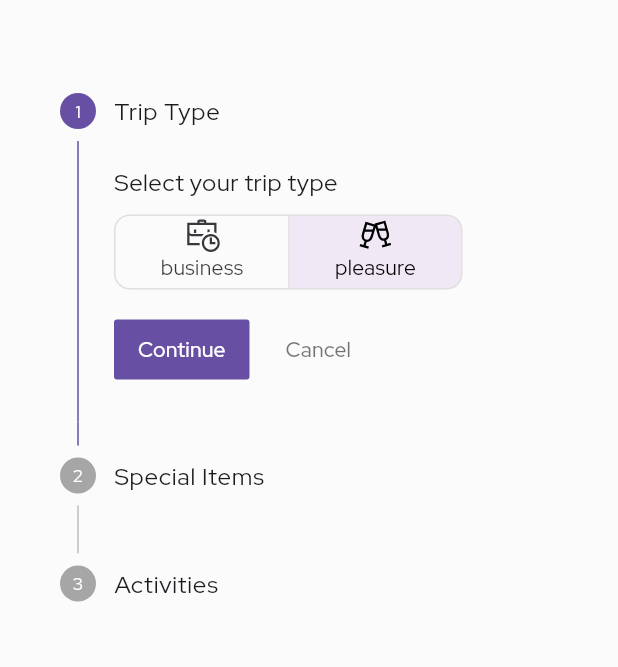
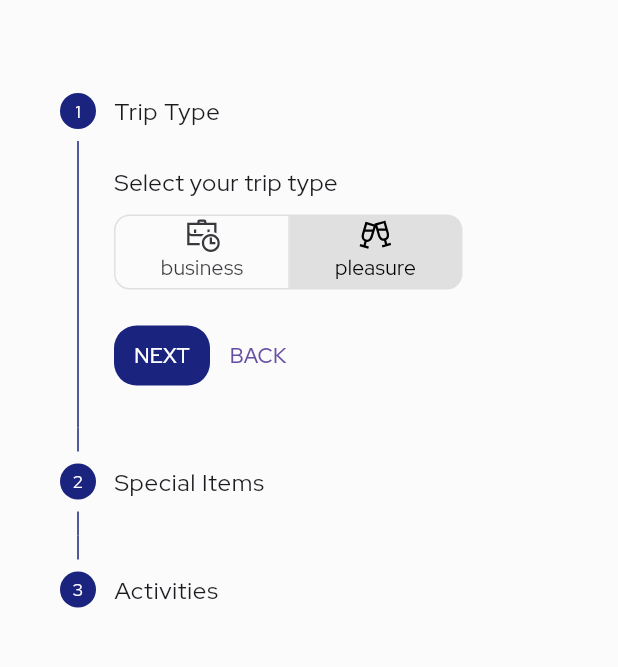
Before and after one commit to yardensepton/easypack-frontend, a Flutter app: the CreatePackingListPage screen opened directly with empty values, on a phone screen of 412 x 824 dp, the part 63-730 px from its top. Run offline on Flutter 3.47's test engine with Material 3 defaults, Android fonts, the phone set to English and light mode, and no system bars; our stand-ins replace animated_text_kit, cached_network_image, flutter_login, flutter_secure_storage, flutter_slidable, flutter_svg and 11 more; missing offline and left inert: workmanager; accounts and stored records are empty; network calls fail; project files that could hold a hidden picture were left out.

Commit message:
fixed some design issues

```diff
--- a/lib/constants/constants_classes.dart
+++ b/lib/constants/constants_classes.dart
@@ -22,5 +22,5 @@ class Boxes {
 
 class Urls {
   // static const String backendUrl = 'http://localhost:8000';
-  static const String backendUrl = 'http://192.168.1.197:8000';
+  static const String backendUrl = 'http://192.168.32.43:8000';
 }
--- a/lib/pages/create_packing_list_page.dart
+++ b/lib/pages/create_packing_list_page.dart
@@ -18,7 +18,6 @@ class _CreatePackingListPageState extends State<CreatePackingListPage> {
       extendBodyBehindAppBar: true,
       backgroundColor: const Color(0xFdfbfbfb),
       appBar: AppBar(
-        // automaticallyImplyLeading: false,
         elevation: 0,
         backgroundColor: Colors.transparent,
         title: const Text('New Packing List'),
--- a/lib/widgets/auto_complete_field.dart
+++ b/lib/widgets/auto_complete_field.dart
@@ -24,7 +24,7 @@ class AutoCompleteField extends StatelessWidget {
                 decoration: InputDecoration(
                   labelText: 'City',
                   filled: true,
-                  fillColor: const Color.fromARGB(255, 240, 232, 245),
+                  fillColor: Colors.grey[200]!,
                   border: OutlineInputBorder(
                     borderRadius: BorderRadius.circular(20),
                     borderSide: BorderSide.none,
--- a/lib/widgets/cities_bottom_sheet.dart
+++ b/lib/widgets/cities_bottom_sheet.dart
@@ -69,7 +69,7 @@ class _CitiesBottomSheetState extends State<CitiesBottomSheet> {
         width: 350,
         padding: const EdgeInsets.symmetric(vertical: 8.0, horizontal: 16.0),
         decoration: BoxDecoration(
-          color: const Color.fromARGB(255, 240, 232, 245),
+          color:Colors.grey[200]!,
           borderRadius: BorderRadius.circular(20),
         ),
         child: Row(
@@ -88,7 +88,6 @@ class _CitiesBottomSheetState extends State<CitiesBottomSheet> {
                       fontWeight: FontWeight.normal,
                       fontSize: 16,
                       color: Colors.black,
-                      // Color.fromARGB(255, 100, 99, 99)
                     ),
                   );
                 },
--- a/lib/widgets/date_field.dart
+++ b/lib/widgets/date_field.dart
@@ -25,7 +25,7 @@ class DateField extends StatelessWidget {
         prefixIcon: icon,
         labelText: labelText,
         filled: true,
-        fillColor: const Color.fromARGB(255, 240, 232, 245),
+        fillColor:  Colors.grey[200]!,
         border: OutlineInputBorder(
           borderRadius: BorderRadius.circular(20),
           borderSide: BorderSide.none,
--- a/lib/widgets/gender_toggle_button.dart
+++ b/lib/widgets/gender_toggle_button.dart
@@ -37,7 +37,7 @@ class _GenderToggleButtonState extends State<GenderToggleButton> {
             style: TextStyle(fontSize: 16.0, fontWeight: FontWeight.normal),
           ),
           ToggleButtons(
-            fillColor: const Color.fromARGB(255, 240, 232, 245),
+            fillColor: Colors.grey[200]!,
             selectedColor: Colors.black,
             borderRadius: BorderRadius.circular(10),
             isSelected: [_selectedGender == Gender.male, _selectedGender == Gender.female],
--- a/lib/widgets/group_seperator_category.dart
+++ b/lib/widgets/group_seperator_category.dart
@@ -1,7 +1,6 @@
 import 'package:easypack/utils/string_extentsion.dart';
 import 'package:easypack/widgets/custom_svg.dart';
 import 'package:flutter/material.dart';
-import 'package:flutter_svg/svg.dart';
 
 class GroupSeperatorCategory extends StatelessWidget {
   final String category;
--- a/lib/widgets/loading_button.dart
+++ b/lib/widgets/loading_button.dart
@@ -18,6 +18,7 @@ class LoadingButton<T extends ChangeNotifier> extends StatelessWidget {
         final isLoading = (provider as dynamic).isLoading;
         return ElevatedButton(
           style: ElevatedButton.styleFrom(
+            backgroundColor: Colors.indigo[900],
             fixedSize: const Size(200.0, 50.0),
             shape: RoundedRectangleBorder(
               borderRadius: BorderRadius.circular(50),
@@ -25,8 +26,8 @@ class LoadingButton<T extends ChangeNotifier> extends StatelessWidget {
           ),
           onPressed: isLoading ? null : onPressed,
           child: isLoading
-              ? const CircularProgressIndicator(color: Colors.purple)
-              : Text(buttonText),
+              ?  CircularProgressIndicator(color: Colors.indigo[900])
+              : Text(buttonText,style: TextStyle(color: Colors.white),),
         );
       },
     );
--- a/lib/widgets/packing_list_stepper.dart
+++ b/lib/widgets/packing_list_stepper.dart
@@ -39,6 +39,35 @@ class _PackingListStepperState extends State<PackingListStepper> {
         return Stack(
           children: [
             Stepper(
+              controlsBuilder: (context, details) {
+                return Row(
+                  children: <Widget>[
+                    TextButton(
+                      style: ButtonStyle(
+                        shape: WidgetStatePropertyAll(
+                          RoundedRectangleBorder(
+                            borderRadius: BorderRadius.circular(15),
+                          ),
+                        ),
+                        backgroundColor: WidgetStatePropertyAll(
+                          const Color.fromRGBO(26, 35, 126, 1),
+
+                        ),
+                        foregroundColor: WidgetStatePropertyAll(
+                           Colors.white
+
+                        ),
+                      ),
+                      onPressed: details.onStepContinue,
+                      child: const Text('NEXT'),
+                    ),
+                    TextButton(
+                      onPressed: details.onStepCancel,
+                      child: const Text('BACK'),
+                    ),
+                  ],
+                );
+              },
               steps: getSteps(itemsProvider, packingListProvider),
               type: StepperType.vertical,
               currentStep: currentStep,
@@ -65,6 +94,9 @@ class _PackingListStepperState extends State<PackingListStepper> {
                 }
               },
               onStepTapped: (step) => setState(() => currentStep = step),
+              connectorColor: WidgetStatePropertyAll(
+                const Color.fromRGBO(26, 35, 126, 1),
+              ),
             ),
             FutureBuilder<void>(
               future: _packingListCreation,
@@ -89,9 +121,7 @@ class _PackingListStepperState extends State<PackingListStepper> {
                     ),
                   );
                 } else {
-                  // Handle other states or display content once future completes
-                  return const SizedBox
-                      .shrink(); // or null depending on your layout needs
+                  return const SizedBox.shrink();
                 }
               },
             ),
--- a/lib/widgets/packing_list_view.dart
+++ b/lib/widgets/packing_list_view.dart
@@ -37,7 +37,7 @@ class PackingListView extends StatelessWidget {
         if (packingListProvider.currentPackingList == null) {
           return Column(
             children: [
-              const SizedBox(height: 10),
+              const SizedBox(height: 50),
               BtnCreatePackingList(
                 tripId: tripId,
                 tripTitle: tripTitle,
--- a/lib/widgets/trip_type_toggle_button.dart
+++ b/lib/widgets/trip_type_toggle_button.dart
@@ -42,7 +42,7 @@ class _TripTypeToggleButtonState extends State<TripTypeToggleButton> {
                 MainAxisAlignment.start, // Align text and buttons properly
             children: <Widget>[
               ToggleButtons(
-                fillColor: const Color.fromARGB(255, 240, 232, 245),
+                fillColor: Colors.grey[300]!,
                 selectedColor: Colors.black,
                 borderRadius: BorderRadius.circular(10),
                 isSelected: [
@@ -81,6 +81,9 @@ class _TripTypeToggleButtonState extends State<TripTypeToggleButton> {
               )
             ],
           ),
+          const SizedBox(
+            height: 20,
+          ),
         ],
       ),
     );
```
Also changed, not shown: lib/pages/signup_login/sign_up_login_screen.dart (+7 -1 lines), lib/pages/signup_login/signup_form.dart (+17 -12 lines), lib/widgets/btn_create_packing_list.dart (+4 -3 lines), lib/widgets/custom_choice_chip.dart (+15 -3 lines), lib/widgets/custom_icons_grid_view.dart (+5 -2 lines).
